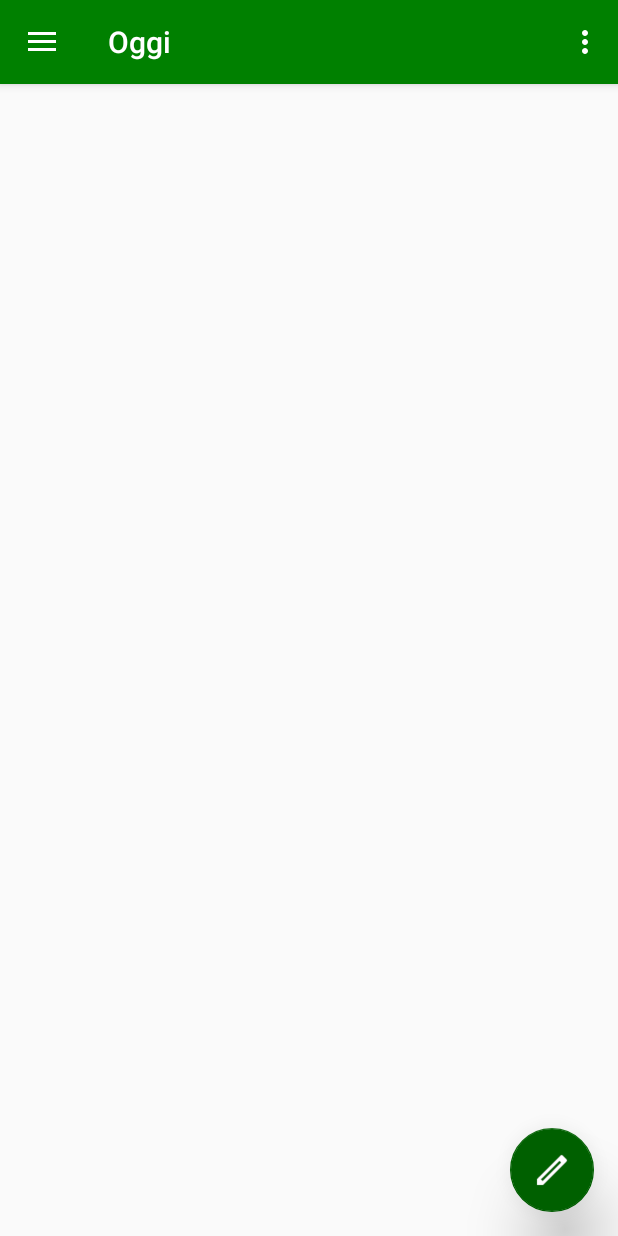
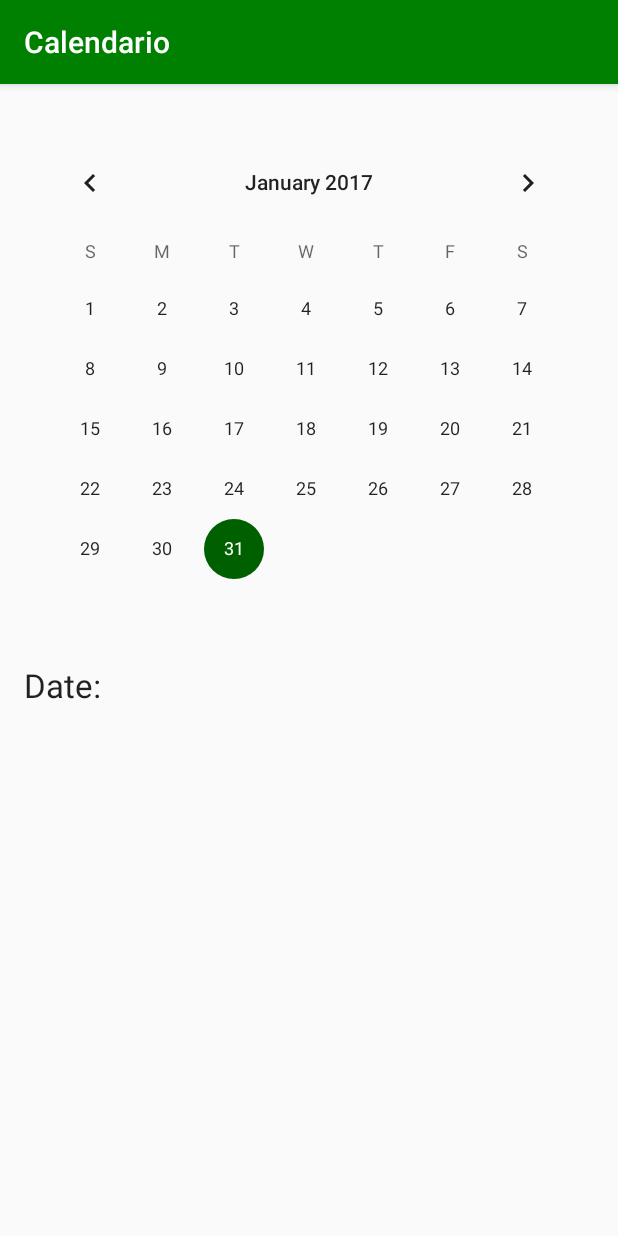
Before and after one commit to GiuseppeMaria/MyHealt2, an Android app: the screen it shows after launch (MainActivity before the commit, CalendarActivity after it), in the side drawer, after a tap on "Calendario", on a phone screen of 412 x 824 dp. Run offline under Robolectric (Android 15) with nearby library versions, the phone set to English and light mode, and no system bars.

Commit message:
add calendar

```diff
--- a/app/src/main/AndroidManifest.xml
+++ b/app/src/main/AndroidManifest.xml
@@ -23,7 +23,9 @@
         <activity
             android:name=".MainActivity"
             android:label="@string/action_today"
-            android:theme="@style/AppTheme.NoActionBar"></activity>
+            android:theme="@style/AppTheme.NoActionBar" />
+        <activity android:name=".CalendarActivity"
+            android:label="@string/action_calendar"></activity>
     </application>
 
 </manifest>
--- /dev/null
+++ b/app/src/main/java/android/vm/myhealt2/CalendarActivity.java
@@ -0,0 +1,32 @@
+package android.vm.myhealt2;
+
+import android.support.v7.app.AppCompatActivity;
+import android.os.Bundle;
+import android.widget.CalendarView;
+import android.widget.TextView;
+import android.widget.Toast;
+
+public class CalendarActivity extends AppCompatActivity {
+
+    CalendarView calendarView;
+    TextView dateDisplay;
+
+    @Override
+    protected void onCreate(Bundle savedInstanceState) {
+        super.onCreate(savedInstanceState);
+        setContentView(R.layout.activity_calendar);
+
+        calendarView = (CalendarView) findViewById(R.id.calendar_view);
+        dateDisplay = (TextView) findViewById(R.id.date_display);
+        dateDisplay.setText("Date: ");
+
+        calendarView.setOnDateChangeListener(new CalendarView.OnDateChangeListener() {
+            @Override
+            public void onSelectedDayChange(CalendarView calendarView, int i, int i1, int i2) {
+                dateDisplay.setText("Date: " + i2 + " / " + i1 + " / " + i);
+
+                Toast.makeText(getApplicationContext(), "Selected Date:\n" + "Day = " + i2 + "\n" + "Month = " + i1 + "\n" + "Year = " + i, Toast.LENGTH_LONG).show();
+            }
+        });
+    }
+}
--- a/app/src/main/java/android/vm/myhealt2/MainActivity.java
+++ b/app/src/main/java/android/vm/myhealt2/MainActivity.java
@@ -1,5 +1,7 @@
 package android.vm.myhealt2;
 
+import android.app.Activity;
+import android.content.Intent;
 import android.os.Bundle;
 import android.support.design.widget.FloatingActionButton;
 import android.support.v7.widget.LinearLayoutManager;
@@ -28,6 +30,7 @@ public class MainActivity extends AppCompatActivity
     Assunzione aggiunta;
     EditText nome,data;
     List<Assunzione> aggiunti;
+    Activity activity = this;
 
     @Override
     protected void onCreate(Bundle savedInstanceState) {
@@ -99,6 +102,8 @@ public class MainActivity extends AppCompatActivity
         if (id == R.id.nav_today) {
 
         } else if (id == R.id.nav_calendar) {
+            Intent intent = new Intent(activity,CalendarActivity.class);
+            startActivity(intent);
 
         } else if (id == R.id.nav_settings_account) {
 
--- /dev/null
+++ b/app/src/main/res/layout/activity_calendar.xml
@@ -0,0 +1,25 @@
+<?xml version="1.0" encoding="utf-8"?>
+<LinearLayout xmlns:android="http://schemas.android.com/apk/res/android"
+    xmlns:tools="http://schemas.android.com/tools"
+    android:id="@+id/activity_calendar"
+    android:layout_width="match_parent"
+    android:layout_height="match_parent"
+    android:layout_margin="16dp"
+    android:orientation="vertical"
+    android:scrollbars="vertical"
+    tools:context="android.vm.myhealt2.CalendarActivity">
+
+    <CalendarView
+    android:id="@+id/calendar_view"
+    android:layout_width="match_parent"
+    android:layout_height="wrap_content"
+    android:layout_marginBottom="16dp"
+    android:layout_marginTop="16dp" />
+
+    <TextView
+        android:id="@+id/date_display"
+        android:layout_width="wrap_content"
+        android:layout_height="wrap_content"
+        android:text="Calendar View Date Display"
+        android:textAppearance="?android:attr/textAppearanceLarge" />
+</LinearLayout>
```
